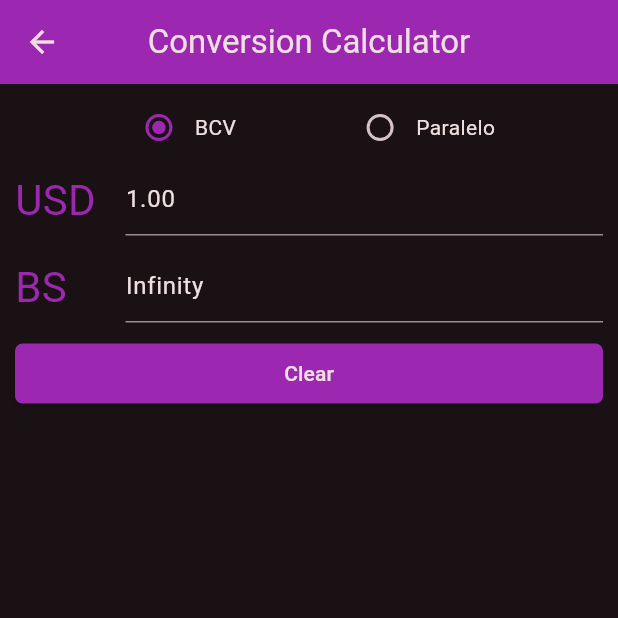
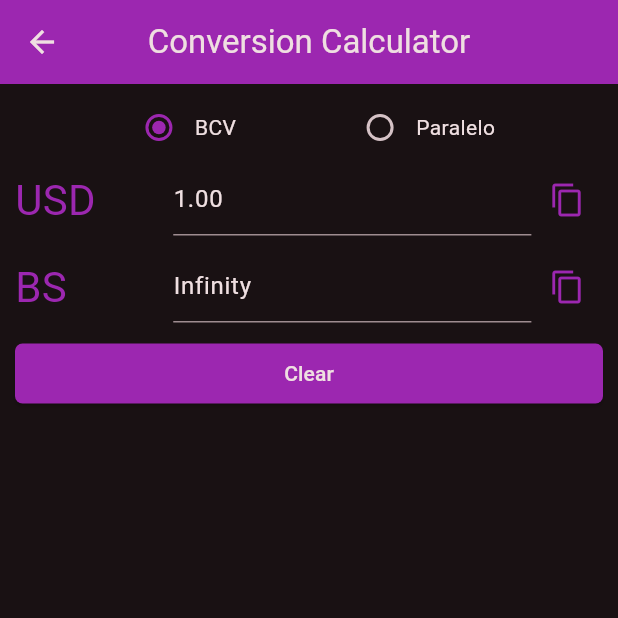
Before and after one commit to Eeshe/fundy, a Flutter app: the ConversionCalculatorPage screen opened by its route, on a phone screen of 412 x 824 dp, the top half of it. Run offline on Flutter 3.47's test engine with Material 3 defaults, Android fonts, the phone set to English and light mode, and no system bars; our stand-ins replace flutter_secure_storage, hive, local_auth, month_picker_dialog, percent_indicator, shared_preferences; missing offline and left inert: coingecko_api, flex_color_picker; accounts and stored records are empty; generated files the repository leaves out were written again; network calls fail.

Commit message:
feat: Add copy buttons to ConversionCalculatorPage closes: #61

```diff
--- a/lib/ui/pages/conversion_calculator_page.dart
+++ b/lib/ui/pages/conversion_calculator_page.dart
@@ -1,4 +1,5 @@
 import 'package:flutter/material.dart';
+import 'package:flutter/services.dart';
 import 'package:fundy/core/services/conversion_service.dart';
 import 'package:fundy/ui/shared/localization.dart';
 import 'package:fundy/ui/shared/widgets/scrollable_page_widget.dart';
@@ -113,7 +114,7 @@ class ConversionCalculatorPageState extends State<ConversionCalculatorPage> {
       mainAxisAlignment: MainAxisAlignment.start,
       children: [
         Expanded(
-          flex: 1,
+          flex: 2,
           child: Text(
             currency,
             style: TextStyle(
@@ -134,6 +135,20 @@ class ConversionCalculatorPageState extends State<ConversionCalculatorPage> {
               });
               return null;
             },
+          ),
+        ),
+        Expanded(
+          flex: 1,
+          child: IconButton(
+            onPressed: () {
+              Clipboard.setData(ClipboardData(
+                text: textEditingController.text,
+              ));
+            },
+            icon: Icon(
+              Icons.copy,
+              color: Theme.of(context).colorScheme.primary,
+            ),
           ),
         )
       ],
```
